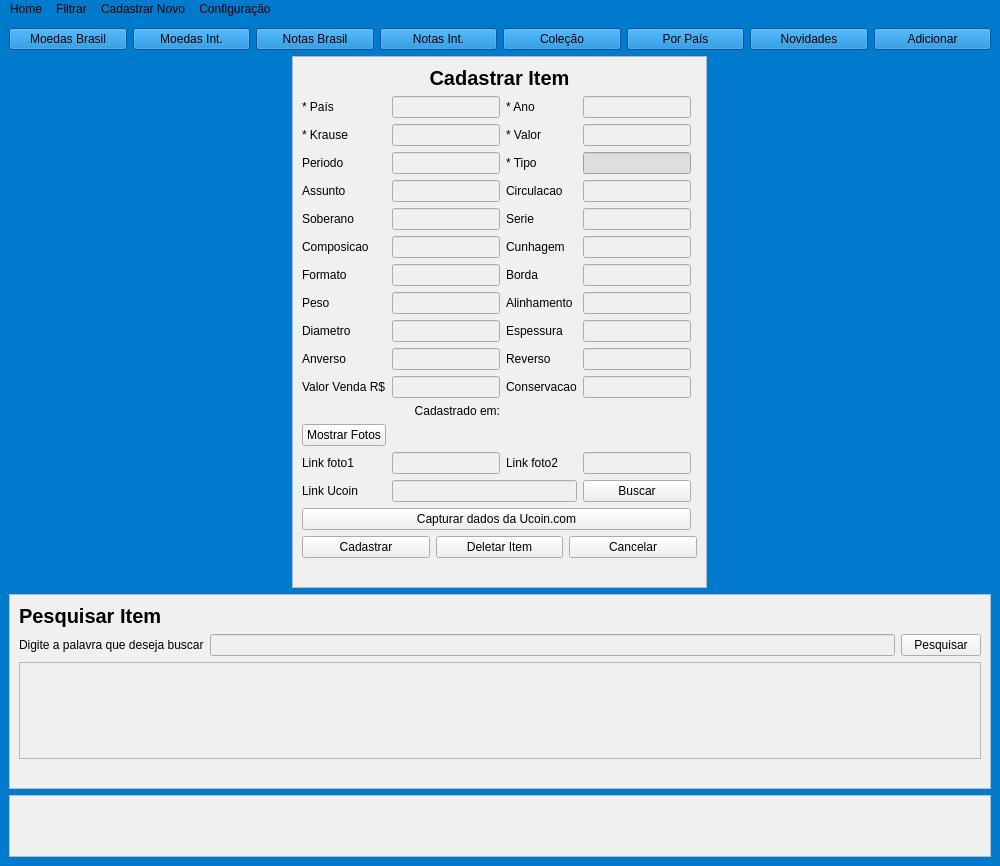
First picture: the form in layout.ui, repository chriscoliveira/python_notas_e_moedas_colecao, before the edit.
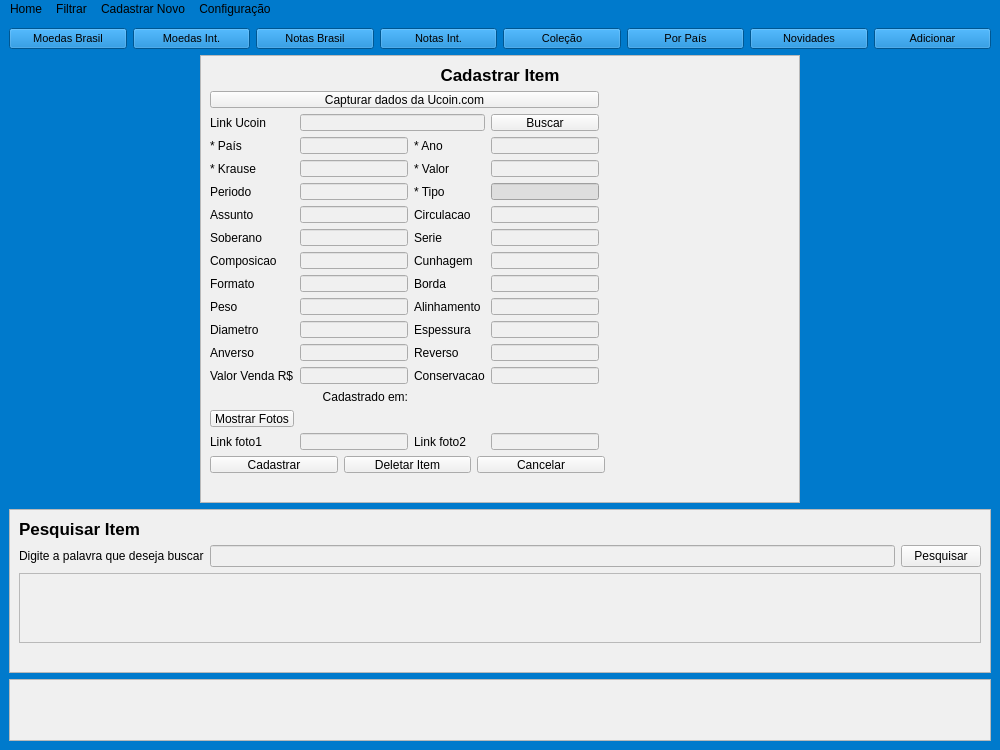
Second picture: the form after the edit.

```diff
--- a/layout.ui
+++ b/layout.ui
@@ -7,19 +7,19 @@
     <x>0</x>
     <y>0</y>
     <width>1000</width>
-    <height>866</height>
+    <height>750</height>
    </rect>
   </property>
   <property name="minimumSize">
    <size>
     <width>1000</width>
-    <height>866</height>
+    <height>750</height>
    </size>
   </property>
   <property name="maximumSize">
    <size>
     <width>1000</width>
-    <height>866</height>
+    <height>921</height>
    </size>
   </property>
   <property name="windowTitle">
@@ -95,6 +95,17 @@
       </item>
       <item row="0" column="0" alignment="Qt::AlignHCenter">
        <widget class="QFrame" name="frame_cadastro">
+        <property name="minimumSize">
+         <size>
+          <width>600</width>
+          <height>0</height>
+         </size>
+        </property>
+        <property name="font">
+         <font>
+          <pointsize>9</pointsize>
+         </font>
+        </property>
         <property name="layoutDirection">
          <enum>Qt::LeftToRight</enum>
         </property>
@@ -111,11 +122,17 @@
          <number>2</number>
         </property>
         <layout class="QFormLayout" name="formLayout">
+         <property name="labelAlignment">
+          <set>Qt::AlignCenter</set>
+         </property>
+         <property name="formAlignment">
+          <set>Qt::AlignHCenter|Qt::AlignTop</set>
+         </property>
          <item row="0" column="0" colspan="2">
           <widget class="QLabel" name="lbl_titulo">
            <property name="font">
             <font>
-             <pointsize>15</pointsize>
+             <pointsize>13</pointsize>
              <weight>75</weight>
              <bold>true</bold>
             </font>
@@ -131,160 +148,48 @@
          <item row="1" column="0">
           <layout class="QGridLayout" name="gridLayout">
            <item row="2" column="1">
-            <widget class="QLineEdit" name="ed_periodo"/>
-           </item>
-           <item row="8" column="0">
-            <widget class="QLabel" name="label_18">
-             <property name="text">
-              <string>Diametro</string>
+            <widget class="QLineEdit" name="ed_pais">
+             <property name="font">
+              <font>
+               <pointsize>9</pointsize>
+              </font>
              </property>
             </widget>
            </item>
-           <item row="0" column="1">
-            <widget class="QLineEdit" name="ed_pais"/>
-           </item>
-           <item row="0" column="3">
-            <widget class="QLineEdit" name="ed_ano"/>
-           </item>
-           <item row="1" column="3">
-            <widget class="QLineEdit" name="ed_valor"/>
-           </item>
-           <item row="12" column="2">
-            <widget class="QLabel" name="lbl_id">
-             <property name="maximumSize">
-              <size>
-               <width>1</width>
-               <height>16777215</height>
-              </size>
-             </property>
-             <property name="text">
-              <string/>
-             </property>
-            </widget>
-           </item>
-           <item row="4" column="0">
-            <widget class="QLabel" name="label_9">
-             <property name="text">
-              <string>Soberano</string>
-             </property>
-            </widget>
-           </item>
-           <item row="10" column="0">
-            <widget class="QLabel" name="label_20">
-             <property name="text">
-              <string>Valor Venda R$</string>
-             </property>
-            </widget>
-           </item>
-           <item row="5" column="1">
-            <widget class="QLineEdit" name="ed_composicao"/>
-           </item>
-           <item row="3" column="1">
-            <widget class="QLineEdit" name="ed_assunto"/>
-           </item>
-           <item row="12" column="0">
-            <widget class="QPushButton" name="bt_mostrar_foto">
-             <property name="text">
-              <string>Mostrar Fotos</string>
-             </property>
-            </widget>
-           </item>
-           <item row="12" column="1">
-            <widget class="QLabel" name="foto_anverso">
-             <property name="text">
-              <string/>
-             </property>
-             <property name="alignment">
-              <set>Qt::AlignCenter</set>
-             </property>
-            </widget>
-           </item>
-           <item row="6" column="3">
-            <widget class="QLineEdit" name="ed_borda"/>
-           </item>
-           <item row="11" column="2" colspan="2">
-            <widget class="QLabel" name="lbl_data">
-             <property name="text">
-              <string/>
-             </property>
-             <property name="alignment">
-              <set>Qt::AlignLeading|Qt::AlignLeft|Qt::AlignVCenter</set>
-             </property>
-            </widget>
-           </item>
-           <item row="13" column="2">
-            <widget class="QLabel" name="label_15">
-             <property name="text">
-              <string>Link foto2</string>
-             </property>
-            </widget>
-           </item>
-           <item row="2" column="0">
-            <widget class="QLabel" name="label_4">
-             <property name="text">
-              <string>Periodo</string>
-             </property>
-            </widget>
-           </item>
-           <item row="2" column="3">
+           <item row="4" column="3">
             <widget class="QLineEdit" name="ed_tipo">
+             <property name="font">
+              <font>
+               <pointsize>9</pointsize>
+              </font>
+             </property>
              <property name="styleSheet">
               <string notr="true">background-color: rgb(222, 222, 222);
 color: rgb(170, 23, 25);</string>
              </property>
             </widget>
            </item>
-           <item row="0" column="2">
-            <widget class="QLabel" name="label_2">
-             <property name="layoutDirection">
-              <enum>Qt::LeftToRight</enum>
+           <item row="9" column="2">
+            <widget class="QLabel" name="label_22">
+             <property name="font">
+              <font>
+               <pointsize>9</pointsize>
+              </font>
              </property>
              <property name="text">
-              <string>* Ano</string>
+              <string>Alinhamento</string>
              </property>
-             <property name="alignment">
-              <set>Qt::AlignLeading|Qt::AlignLeft|Qt::AlignVCenter</set>
-             </property>
             </widget>
            </item>
-           <item row="8" column="1">
-            <widget class="QLineEdit" name="ed_diametro"/>
-           </item>
-           <item row="5" column="0">
-            <widget class="QLabel" name="label_11">
-             <property name="text">
-              <string>Composicao</string>
-             </property>
-            </widget>
-           </item>
-           <item row="9" column="1">
-            <widget class="QLineEdit" name="ed_anverso"/>
-           </item>
-           <item row="7" column="0">
-            <widget class="QLabel" name="label_17">
-             <property name="text">
-              <string>Peso</string>
-             </property>
-            </widget>
-           </item>
-           <item row="6" column="2">
-            <widget class="QLabel" name="label_12">
-             <property name="text">
-              <string>Borda</string>
-             </property>
-            </widget>
-           </item>
-           <item row="3" column="2">
-            <widget class="QLabel" name="label_6">
-             <property name="text">
-              <string>Circulacao</string>
-             </property>
-            </widget>
-           </item>
-           <item row="16" column="0" colspan="5">
+           <item row="18" column="0" colspan="5">
             <layout class="QHBoxLayout" name="horizontalLayout">
              <item>
               <widget class="QPushButton" name="bt_cadastrar">
+               <property name="font">
+                <font>
+                 <pointsize>9</pointsize>
+                </font>
+               </property>
                <property name="text">
                 <string>Cadastrar</string>
                </property>
@@ -292,6 +197,11 @@
              </item>
              <item>
               <widget class="QPushButton" name="bt_deletar_reg">
+               <property name="font">
+                <font>
+                 <pointsize>9</pointsize>
+                </font>
+               </property>
                <property name="text">
                 <string>Deletar Item</string>
                </property>
@@ -299,6 +209,11 @@
              </item>
              <item>
               <widget class="QPushButton" name="bt_cancelar">
+               <property name="font">
+                <font>
+                 <pointsize>9</pointsize>
+                </font>
+               </property>
                <property name="text">
                 <string>Cancelar</string>
                </property>
@@ -309,31 +224,236 @@
              </item>
             </layout>
            </item>
-           <item row="6" column="1">
-            <widget class="QLineEdit" name="ed_formato"/>
-           </item>
            <item row="7" column="2">
-            <widget class="QLabel" name="label_22">
+            <widget class="QLabel" name="label_10">
+             <property name="font">
+              <font>
+               <pointsize>9</pointsize>
+              </font>
+             </property>
              <property name="text">
-              <string>Alinhamento</string>
+              <string>Cunhagem</string>
              </property>
             </widget>
            </item>
-           <item row="17" column="0" colspan="5">
-            <widget class="QLabel" name="lbl_status_cadastro">
+           <item row="12" column="3">
+            <widget class="QLineEdit" name="ed_conservacao">
+             <property name="font">
+              <font>
+               <pointsize>9</pointsize>
+              </font>
+             </property>
+            </widget>
+           </item>
+           <item row="11" column="1">
+            <widget class="QLineEdit" name="ed_anverso">
+             <property name="font">
+              <font>
+               <pointsize>9</pointsize>
+              </font>
+             </property>
+            </widget>
+           </item>
+           <item row="2" column="2">
+            <widget class="QLabel" name="label_2">
+             <property name="font">
+              <font>
+               <pointsize>9</pointsize>
+              </font>
+             </property>
+             <property name="layoutDirection">
+              <enum>Qt::LeftToRight</enum>
+             </property>
+             <property name="text">
+              <string>* Ano</string>
+             </property>
+             <property name="alignment">
+              <set>Qt::AlignLeading|Qt::AlignLeft|Qt::AlignVCenter</set>
+             </property>
+            </widget>
+           </item>
+           <item row="2" column="0">
+            <widget class="QLabel" name="label_27">
+             <property name="font">
+              <font>
+               <pointsize>9</pointsize>
+              </font>
+             </property>
+             <property name="text">
+              <string>* País</string>
+             </property>
+            </widget>
+           </item>
+           <item row="5" column="1">
+            <widget class="QLineEdit" name="ed_assunto">
+             <property name="font">
+              <font>
+               <pointsize>9</pointsize>
+              </font>
+             </property>
+            </widget>
+           </item>
+           <item row="4" column="0">
+            <widget class="QLabel" name="label_4">
+             <property name="font">
+              <font>
+               <pointsize>9</pointsize>
+              </font>
+             </property>
+             <property name="text">
+              <string>Periodo</string>
+             </property>
+            </widget>
+           </item>
+           <item row="6" column="1">
+            <widget class="QLineEdit" name="ed_soberano">
+             <property name="font">
+              <font>
+               <pointsize>9</pointsize>
+              </font>
+             </property>
+            </widget>
+           </item>
+           <item row="9" column="3">
+            <widget class="QLineEdit" name="ed_alinhamento">
+             <property name="font">
+              <font>
+               <pointsize>9</pointsize>
+              </font>
+             </property>
+            </widget>
+           </item>
+           <item row="14" column="0">
+            <widget class="QPushButton" name="bt_mostrar_foto">
+             <property name="font">
+              <font>
+               <pointsize>9</pointsize>
+              </font>
+             </property>
+             <property name="text">
+              <string>Mostrar Fotos</string>
+             </property>
+            </widget>
+           </item>
+           <item row="10" column="2">
+            <widget class="QLabel" name="label_24">
+             <property name="font">
+              <font>
+               <pointsize>9</pointsize>
+              </font>
+             </property>
+             <property name="text">
+              <string>Espessura</string>
+             </property>
+            </widget>
+           </item>
+           <item row="9" column="1">
+            <widget class="QLineEdit" name="ed_peso">
+             <property name="font">
+              <font>
+               <pointsize>9</pointsize>
+              </font>
+             </property>
+            </widget>
+           </item>
+           <item row="6" column="3">
+            <widget class="QLineEdit" name="ed_serie">
+             <property name="font">
+              <font>
+               <pointsize>9</pointsize>
+              </font>
+             </property>
+            </widget>
+           </item>
+           <item row="8" column="3">
+            <widget class="QLineEdit" name="ed_borda">
+             <property name="font">
+              <font>
+               <pointsize>9</pointsize>
+              </font>
+             </property>
+            </widget>
+           </item>
+           <item row="5" column="0">
+            <widget class="QLabel" name="label_7">
+             <property name="font">
+              <font>
+               <pointsize>9</pointsize>
+              </font>
+             </property>
+             <property name="text">
+              <string>Assunto</string>
+             </property>
+            </widget>
+           </item>
+           <item row="3" column="1">
+            <widget class="QLineEdit" name="ed_krause">
+             <property name="font">
+              <font>
+               <pointsize>9</pointsize>
+              </font>
+             </property>
+            </widget>
+           </item>
+           <item row="6" column="2">
+            <widget class="QLabel" name="label_8">
+             <property name="font">
+              <font>
+               <pointsize>9</pointsize>
+              </font>
+             </property>
+             <property name="text">
+              <string>Serie</string>
+             </property>
+            </widget>
+           </item>
+           <item row="11" column="2">
+            <widget class="QLabel" name="label_25">
+             <property name="font">
+              <font>
+               <pointsize>9</pointsize>
+              </font>
+             </property>
+             <property name="text">
+              <string>Reverso</string>
+             </property>
+            </widget>
+           </item>
+           <item row="10" column="1">
+            <widget class="QLineEdit" name="ed_diametro">
+             <property name="font">
+              <font>
+               <pointsize>9</pointsize>
+              </font>
+             </property>
+            </widget>
+           </item>
+           <item row="4" column="1">
+            <widget class="QLineEdit" name="ed_periodo">
+             <property name="font">
+              <font>
+               <pointsize>9</pointsize>
+              </font>
+             </property>
+            </widget>
+           </item>
+           <item row="13" column="2" colspan="2">
+            <widget class="QLabel" name="lbl_data">
              <property name="text">
               <string/>
              </property>
+             <property name="alignment">
+              <set>Qt::AlignLeading|Qt::AlignLeft|Qt::AlignVCenter</set>
+             </property>
             </widget>
            </item>
-           <item row="3" column="3">
-            <widget class="QLineEdit" name="ed_circulacao"/>
-           </item>
-           <item row="4" column="3">
-            <widget class="QLineEdit" name="ed_serie"/>
-           </item>
-           <item row="11" column="0" colspan="2">
+           <item row="13" column="0" colspan="2">
             <widget class="QLabel" name="label_23">
+             <property name="font">
+              <font>
+               <pointsize>9</pointsize>
+              </font>
+             </property>
              <property name="text">
               <string>Cadastrado em:</string>
              </property>
@@ -343,163 +463,369 @@
             </widget>
            </item>
            <item row="5" column="3">
-            <widget class="QLineEdit" name="ed_cunhagem"/>
-           </item>
-           <item row="10" column="1">
-            <widget class="QLineEdit" name="ed_venda"/>
-           </item>
-           <item row="7" column="3">
-            <widget class="QLineEdit" name="ed_alinhamento"/>
-           </item>
-           <item row="4" column="1">
-            <widget class="QLineEdit" name="ed_soberano"/>
-           </item>
-           <item row="13" column="3">
-            <widget class="QLineEdit" name="ed_foto2"/>
-           </item>
-           <item row="1" column="2">
-            <widget class="QLabel" name="label_5">
-             <property name="text">
-              <string>* Valor</string>
+            <widget class="QLineEdit" name="ed_circulacao">
+             <property name="font">
+              <font>
+               <pointsize>9</pointsize>
+              </font>
              </property>
             </widget>
            </item>
-           <item row="2" column="2">
-            <widget class="QLabel" name="label_21">
-             <property name="text">
-              <string>* Tipo</string>
+           <item row="15" column="2">
+            <widget class="QLabel" name="label_15">
+             <property name="font">
+              <font>
+               <pointsize>9</pointsize>
+              </font>
              </property>
-            </widget>
-           </item>
-           <item row="7" column="1">
-            <widget class="QLineEdit" name="ed_peso"/>
-           </item>
-           <item row="5" column="2">
-            <widget class="QLabel" name="label_10">
              <property name="text">
-              <string>Cunhagem</string>
+              <string>Link foto2</string>
              </property>
             </widget>
            </item>
-           <item row="13" column="1">
-            <widget class="QLineEdit" name="ed_foto1"/>
-           </item>
-           <item row="6" column="0">
-            <widget class="QLabel" name="label_13">
-             <property name="text">
-              <string>Formato</string>
-             </property>
-            </widget>
-           </item>
-           <item row="12" column="3">
-            <widget class="QLabel" name="foto_reverso">
-             <property name="text">
-              <string/>
-             </property>
-             <property name="alignment">
-              <set>Qt::AlignCenter</set>
-             </property>
-            </widget>
-           </item>
-           <item row="13" column="0">
+           <item row="15" column="0">
             <widget class="QLabel" name="label_14">
+             <property name="font">
+              <font>
+               <pointsize>9</pointsize>
+              </font>
+             </property>
              <property name="text">
               <string>Link foto1</string>
              </property>
             </widget>
            </item>
-           <item row="1" column="1">
-            <widget class="QLineEdit" name="ed_krause"/>
-           </item>
-           <item row="14" column="0">
-            <widget class="QLabel" name="label_ucoin">
+           <item row="14" column="3">
+            <widget class="QLabel" name="foto_reverso">
              <property name="text">
-              <string>Link Ucoin</string>
+              <string/>
+             </property>
+             <property name="alignment">
+              <set>Qt::AlignCenter</set>
              </property>
             </widget>
            </item>
-           <item row="1" column="0">
+           <item row="3" column="0">
             <widget class="QLabel" name="label_26">
+             <property name="font">
+              <font>
+               <pointsize>9</pointsize>
+              </font>
+             </property>
              <property name="text">
               <string>* Krause</string>
              </property>
             </widget>
            </item>
-           <item row="14" column="3">
-            <widget class="QPushButton" name="bt_buscar_ucoin">
+           <item row="8" column="1">
+            <widget class="QLineEdit" name="ed_formato">
+             <property name="font">
+              <font>
+               <pointsize>9</pointsize>
+              </font>
+             </property>
+            </widget>
+           </item>
+           <item row="19" column="0" colspan="5">
+            <widget class="QLabel" name="lbl_status_cadastro">
              <property name="text">
-              <string>Buscar</string>
+              <string/>
              </property>
             </widget>
            </item>
-           <item row="9" column="2">
-            <widget class="QLabel" name="label_25">
+           <item row="6" column="0">
+            <widget class="QLabel" name="label_9">
+             <property name="font">
+              <font>
+               <pointsize>9</pointsize>
+              </font>
+             </property>
              <property name="text">
-              <string>Reverso</string>
+              <string>Soberano</string>
              </property>
             </widget>
            </item>
-           <item row="14" column="1" colspan="2">
-            <widget class="QLineEdit" name="ed_link_ucoin"/>
-           </item>
-           <item row="9" column="3">
-            <widget class="QLineEdit" name="ed_reverso"/>
-           </item>
-           <item row="4" column="2">
-            <widget class="QLabel" name="label_8">
+           <item row="8" column="2">
+            <widget class="QLabel" name="label_12">
+             <property name="font">
+              <font>
+               <pointsize>9</pointsize>
+              </font>
+             </property>
              <property name="text">
-              <string>Serie</string>
+              <string>Borda</string>
              </property>
             </widget>
            </item>
-           <item row="9" column="0">
+           <item row="2" column="3">
+            <widget class="QLineEdit" name="ed_ano">
+             <property name="font">
+              <font>
+               <pointsize>9</pointsize>
+              </font>
+             </property>
+            </widget>
+           </item>
+           <item row="11" column="0">
             <widget class="QLabel" name="label_19">
+             <property name="font">
+              <font>
+               <pointsize>9</pointsize>
+              </font>
+             </property>
              <property name="text">
               <string>Anverso</string>
              </property>
             </widget>
            </item>
-           <item row="0" column="0">
-            <widget class="QLabel" name="label_27">
+           <item row="9" column="0">
+            <widget class="QLabel" name="label_17">
+             <property name="font">
+              <font>
+               <pointsize>9</pointsize>
+              </font>
+             </property>
              <property name="text">
-              <string>* País</string>
+              <string>Peso</string>
              </property>
             </widget>
            </item>
-           <item row="3" column="0">
-            <widget class="QLabel" name="label_7">
-             <property name="text">
-              <string>Assunto</string>
+           <item row="12" column="1">
+            <widget class="QLineEdit" name="ed_venda">
+             <property name="font">
+              <font>
+               <pointsize>9</pointsize>
+              </font>
              </property>
             </widget>
            </item>
-           <item row="8" column="3">
-            <widget class="QLineEdit" name="ed_espessura"/>
-           </item>
-           <item row="10" column="2">
+           <item row="12" column="2">
             <widget class="QLabel" name="conservacao">
+             <property name="font">
+              <font>
+               <pointsize>9</pointsize>
+              </font>
+             </property>
              <property name="text">
               <string>Conservacao</string>
              </property>
             </widget>
            </item>
-           <item row="8" column="2">
-            <widget class="QLabel" name="label_24">
+           <item row="14" column="1">
+            <widget class="QLabel" name="foto_anverso">
              <property name="text">
-              <string>Espessura</string>
+              <string/>
+             </property>
+             <property name="alignment">
+              <set>Qt::AlignCenter</set>
+             </property>
+            </widget>
+           </item>
+           <item row="4" column="2">
+            <widget class="QLabel" name="label_21">
+             <property name="font">
+              <font>
+               <pointsize>9</pointsize>
+              </font>
+             </property>
+             <property name="text">
+              <string>* Tipo</string>
+             </property>
+            </widget>
+           </item>
+           <item row="3" column="2">
+            <widget class="QLabel" name="label_5">
+             <property name="font">
+              <font>
+               <pointsize>9</pointsize>
+              </font>
+             </property>
+             <property name="text">
+              <string>* Valor</string>
+             </property>
+            </widget>
+           </item>
+           <item row="15" column="3">
+            <widget class="QLineEdit" name="ed_foto2">
+             <property name="font">
+              <font>
+               <pointsize>9</pointsize>
+              </font>
+             </property>
+            </widget>
+           </item>
+           <item row="7" column="3">
+            <widget class="QLineEdit" name="ed_cunhagem">
+             <property name="font">
+              <font>
+               <pointsize>9</pointsize>
+              </font>
              </property>
             </widget>
            </item>
            <item row="10" column="3">
-            <widget class="QLineEdit" name="ed_conservacao"/>
+            <widget class="QLineEdit" name="ed_espessura">
+             <property name="font">
+              <font>
+               <pointsize>9</pointsize>
+              </font>
+             </property>
+            </widget>
            </item>
-           <item row="15" column="0" colspan="4">
+           <item row="14" column="2">
+            <widget class="QLabel" name="lbl_id">
+             <property name="maximumSize">
+              <size>
+               <width>1</width>
+               <height>16777215</height>
+              </size>
+             </property>
+             <property name="text">
+              <string/>
+             </property>
+            </widget>
+           </item>
+           <item row="7" column="1">
+            <widget class="QLineEdit" name="ed_composicao">
+             <property name="font">
+              <font>
+               <pointsize>9</pointsize>
+              </font>
+             </property>
+            </widget>
+           </item>
+           <item row="15" column="1">
+            <widget class="QLineEdit" name="ed_foto1">
+             <property name="font">
+              <font>
+               <pointsize>9</pointsize>
+              </font>
+             </property>
+            </widget>
+           </item>
+           <item row="8" column="0">
+            <widget class="QLabel" name="label_13">
+             <property name="font">
+              <font>
+               <pointsize>9</pointsize>
+              </font>
+             </property>
+             <property name="text">
+              <string>Formato</string>
+             </property>
+            </widget>
+           </item>
+           <item row="7" column="0">
+            <widget class="QLabel" name="label_11">
+             <property name="font">
+              <font>
+               <pointsize>9</pointsize>
+              </font>
+             </property>
+             <property name="text">
+              <string>Composicao</string>
+             </property>
+            </widget>
+           </item>
+           <item row="11" column="3">
+            <widget class="QLineEdit" name="ed_reverso">
+             <property name="font">
+              <font>
+               <pointsize>9</pointsize>
+              </font>
+             </property>
+            </widget>
+           </item>
+           <item row="3" column="3">
+            <widget class="QLineEdit" name="ed_valor">
+             <property name="font">
+              <font>
+               <pointsize>9</pointsize>
+              </font>
+             </property>
+            </widget>
+           </item>
+           <item row="10" column="0">
+            <widget class="QLabel" name="label_18">
+             <property name="font">
+              <font>
+               <pointsize>9</pointsize>
+              </font>
+             </property>
+             <property name="text">
+              <string>Diametro</string>
+             </property>
+            </widget>
+           </item>
+           <item row="12" column="0">
+            <widget class="QLabel" name="label_20">
+             <property name="font">
+              <font>
+               <pointsize>9</pointsize>
+              </font>
+             </property>
+             <property name="text">
+              <string>Valor Venda R$</string>
+             </property>
+            </widget>
+           </item>
+           <item row="5" column="2">
+            <widget class="QLabel" name="label_6">
+             <property name="font">
+              <font>
+               <pointsize>9</pointsize>
+              </font>
+             </property>
+             <property name="text">
+              <string>Circulacao</string>
+             </property>
+            </widget>
+           </item>
+           <item row="1" column="0">
+            <widget class="QLabel" name="label_ucoin">
+             <property name="font">
+              <font>
+               <pointsize>9</pointsize>
+              </font>
+             </property>
+             <property name="text">
+              <string>Link Ucoin</string>
+             </property>
+            </widget>
+           </item>
+           <item row="0" column="0" colspan="4">
             <widget class="QPushButton" name="bt_scrap">
+             <property name="font">
+              <font>
+               <pointsize>9</pointsize>
+              </font>
+             </property>
              <property name="text">
               <string>Capturar dados da Ucoin.com</string>
              </property>
             </widget>
            </item>
+           <item row="1" column="1" colspan="2">
+            <widget class="QLineEdit" name="ed_link_ucoin">
+             <property name="font">
+              <font>
+               <pointsize>9</pointsize>
+              </font>
+             </property>
+            </widget>
+           </item>
+           <item row="1" column="3">
+            <widget class="QPushButton" name="bt_buscar_ucoin">
+             <property name="font">
+              <font>
+               <pointsize>9</pointsize>
+              </font>
+             </property>
+             <property name="text">
+              <string>Buscar</string>
+             </property>
+            </widget>
+           </item>
           </layout>
          </item>
         </layout>
@@ -552,7 +878,7 @@
           <widget class="QLabel" name="lbl_titulo_2">
            <property name="font">
             <font>
-             <pointsize>15</pointsize>
+             <pointsize>13</pointsize>
              <weight>75</weight>
              <bold>true</bold>
             </font>
@@ -566,10 +892,21 @@
           </widget>
          </item>
          <item row="1" column="1">
-          <widget class="QLineEdit" name="ed_localizar"/>
+          <widget class="QLineEdit" name="ed_localizar">
+           <property name="font">
+            <font>
+             <pointsize>9</pointsize>
+            </font>
+           </property>
+          </widget>
          </item>
          <item row="1" column="2">
           <widget class="QPushButton" name="bt_localizar">
+           <property name="font">
+            <font>
+             <pointsize>9</pointsize>
+            </font>
+           </property>
            <property name="text">
             <string>Pesquisar</string>
            </property>
@@ -577,6 +914,11 @@
          </item>
          <item row="1" column="0">
           <widget class="QLabel" name="label_16">
+           <property name="font">
+            <font>
+             <pointsize>9</pointsize>
+            </font>
+           </property>
            <property name="text">
             <string>Digite a palavra que deseja buscar</string>
            </property>
@@ -591,6 +933,11 @@
      <layout class="QHBoxLayout" name="horizontalLayout_3">
       <item>
        <widget class="QPushButton" name="bt_moedabr">
+        <property name="font">
+         <font>
+          <pointsize>8</pointsize>
+         </font>
+        </property>
         <property name="text">
          <string>Moedas Brasil</string>
         </property>
@@ -598,6 +945,11 @@
       </item>
       <item>
        <widget class="QPushButton" name="bt_moedaint">
+        <property name="font">
+         <font>
+          <pointsize>8</pointsize>
+         </font>
+        </property>
         <property name="text">
          <string>Moedas Int.</string>
         </property>
@@ -605,6 +957,11 @@
       </item>
       <item>
        <widget class="QPushButton" name="bt_notabr">
+        <property name="font">
+         <font>
+          <pointsize>8</pointsize>
+         </font>
+        </property>
         <property name="text">
          <string>Notas Brasil</string>
         </property>
@@ -612,6 +969,11 @@
       </item>
       <item>
        <widget class="QPushButton" name="bt_notaint">
+        <property name="font">
+         <font>
+          <pointsize>8</pointsize>
+         </font>
+        </property>
         <property name="text">
          <string>Notas Int.</string>
         </property>
@@ -619,6 +981,11 @@
       </item>
       <item>
        <widget class="QPushButton" name="bt_colecao">
+        <property name="font">
+         <font>
+          <pointsize>8</pointsize>
+         </font>
+        </property>
         <property name="text">
          <string>Coleção</string>
         </property>
@@ -626,6 +993,11 @@
       </item>
       <item>
        <widget class="QPushButton" name="bt_pais">
+        <property name="font">
+         <font>
+          <pointsize>8</pointsize>
+         </font>
+        </property>
         <property name="text">
          <string>Por País</string>
         </property>
@@ -633,6 +1005,11 @@
       </item>
       <item>
        <widget class="QPushButton" name="bt_novidade">
+        <property name="font">
+         <font>
+          <pointsize>8</pointsize>
+         </font>
+        </property>
         <property name="text">
          <string>Novidades</string>
         </property>
@@ -640,6 +1017,11 @@
       </item>
       <item>
        <widget class="QPushButton" name="bt_add">
+        <property name="font">
+         <font>
+          <pointsize>8</pointsize>
+         </font>
+        </property>
         <property name="text">
          <string>Adicionar</string>
         </property>
```
Left out of the diff: 4 changed lines with no effect on the pictures.
